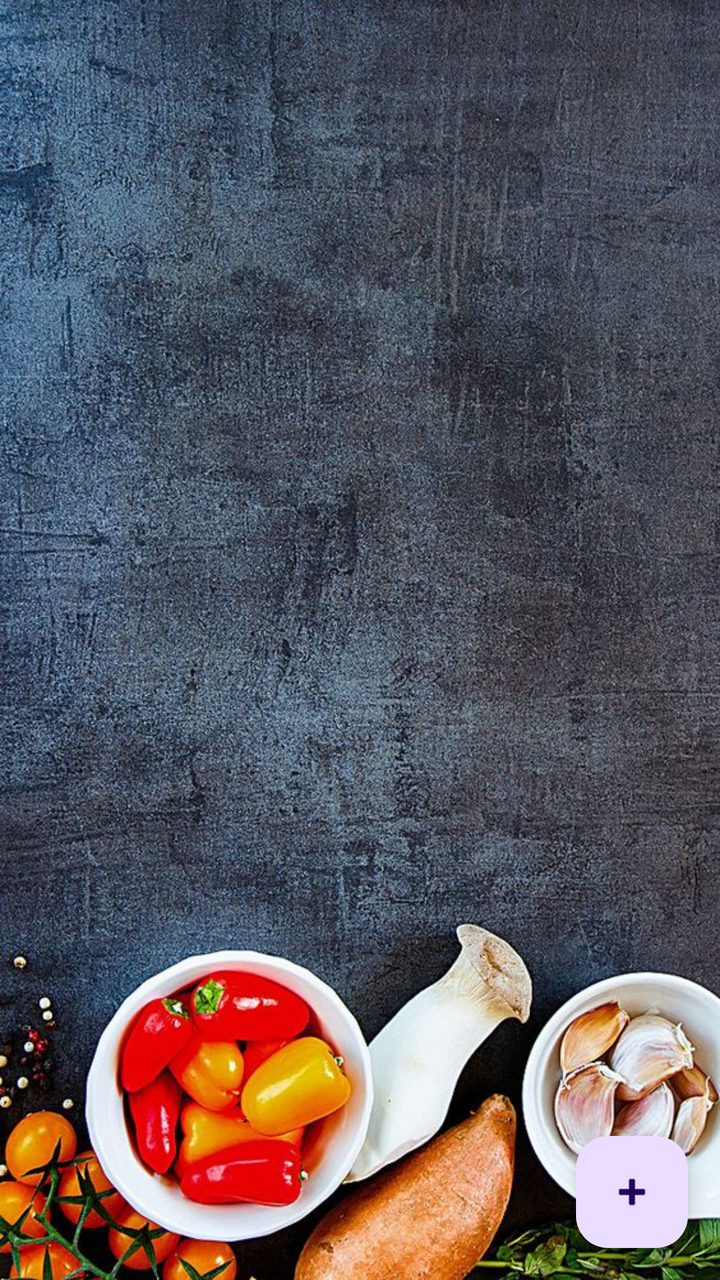
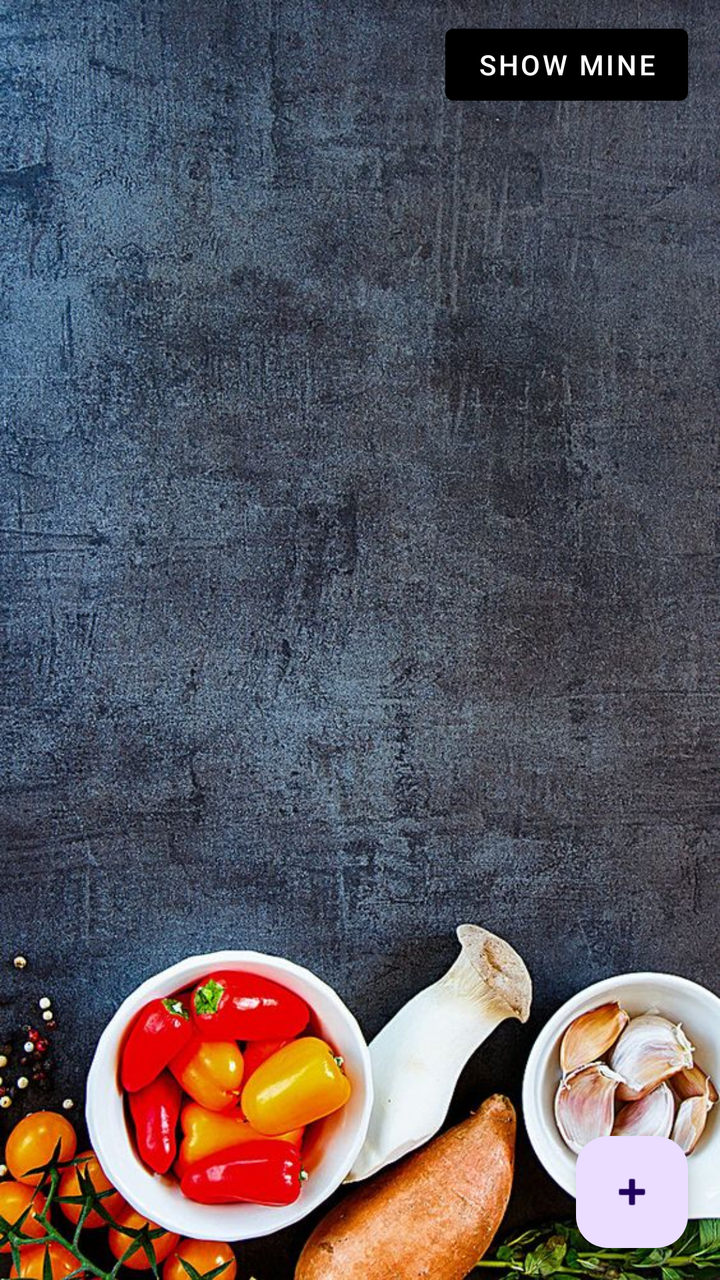

Two renders of the same Android screen: before a commit and after it. Below are the layout's source before the change and the commit's diff.
<!-- AndroidManifest.xml: application theme Theme.RecipesApp -->
<!-- res/layout/fragment_recipes.xml -->
<androidx.constraintlayout.widget.ConstraintLayout xmlns:android="http://schemas.android.com/apk/res/android"
    android:layout_width="match_parent"
    android:layout_height="match_parent"
    xmlns:app="http://schemas.android.com/apk/res-auto"
    android:background="@drawable/recipes_background">

    <TextView
        android:id="@+id/titleText"
        android:layout_width="wrap_content"
        android:layout_height="wrap_content"
        android:layout_marginTop="16dp"
        android:textColor="@android:color/black"
        android:textSize="24sp"
        android:textStyle="bold"
        app:layout_constraintEnd_toEndOf="parent"
        app:layout_constraintStart_toStartOf="parent"
        app:layout_constraintTop_toTopOf="parent" />

    <androidx.recyclerview.widget.RecyclerView
        android:id="@+id/recyclerView"
        android:layout_width="match_parent"
        android:layout_height="0dp"
        android:layout_marginTop="16dp"
        android:clipToPadding="false"
        android:padding="8dp"
        app:layout_constraintBottom_toBottomOf="parent"
        app:layout_constraintTop_toBottomOf="@id/titleText"
        app:layout_constraintEnd_toEndOf="parent"
        app:layout_constraintStart_toStartOf="parent" />

    <ProgressBar
        android:id="@+id/loadingIndicator"
        android:layout_width="wrap_content"
        android:layout_height="wrap_content"
        android:visibility="gone"
        app:layout_constraintBottom_toBottomOf="parent"
        app:layout_constraintEnd_toEndOf="parent"
        app:layout_constraintStart_toStartOf="parent"
        app:layout_constraintTop_toTopOf="parent" />

    <com.google.android.material.floatingactionbutton.FloatingActionButton
        android:id="@+id/addRecipeButton"
        android:layout_width="wrap_content"
        android:layout_height="wrap_content"
        android:layout_margin="16dp"
        android:src="@android:drawable/ic_input_add"
        app:layout_constraintBottom_toBottomOf="parent"
        app:layout_constraintEnd_toEndOf="parent" />

</androidx.constraintlayout.widget.ConstraintLayout>
<!-- resources referenced by this layout -->
<resources>
  <!-- drawable recipes_background: png bitmap (drawable, 201715 bytes) -->
  <style name="Theme.RecipesApp" parent="Base.Theme.RecipesApp" />
  <style name="Base.Theme.RecipesApp" parent="Theme.Material3.DayNight.NoActionBar">
          
          <item name="colorPrimary">@color/black</item>
      </style>
  <color name="black">#FF000000</color>
</resources>

<!-- the commit's change to res/layout/fragment_recipes.xml (unified diff, before → after) -->
@@ -15,6 +15,17 @@
         app:layout_constraintEnd_toEndOf="parent"
         app:layout_constraintStart_toStartOf="parent"
         app:layout_constraintTop_toTopOf="parent" />
+
+    <com.google.android.material.button.MaterialButton
+        android:id="@+id/filterButton"
+        android:layout_width="wrap_content"
+        android:layout_height="wrap_content"
+        android:layout_marginEnd="16dp"
+        android:text="Show Mine"
+        app:layout_constraintEnd_toEndOf="parent"
+        app:layout_constraintTop_toTopOf="@+id/titleText"
+        app:layout_constraintBottom_toBottomOf="@+id/titleText"
+        style="@style/Widget.MaterialComponents.Button"/>
 
     <androidx.recyclerview.widget.RecyclerView
         android:id="@+id/recyclerView"
